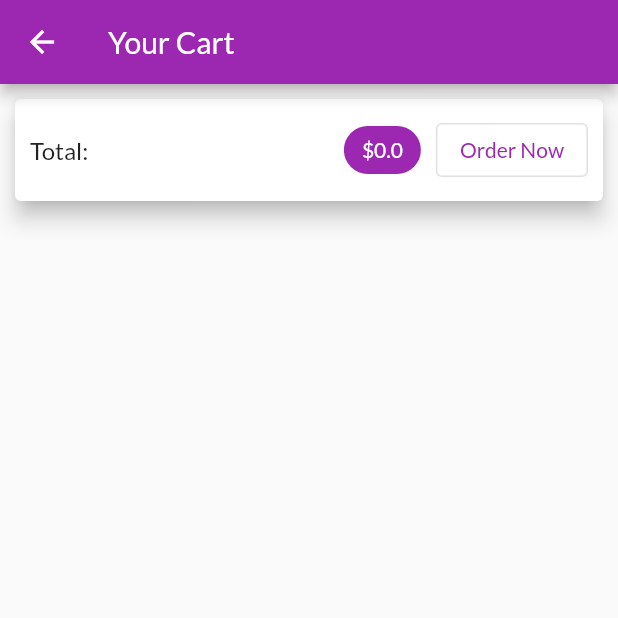
After one commit to RohitDwivedi97/shopping_app, a Flutter app: the CartScreen screen opened by its route, on a phone screen of 412 x 824 dp, the top half of it. The commit adds this screen. Run offline on Flutter 3.47's test engine with Material 2 defaults, Android fonts, the phone set to English and light mode, and no system bars; network calls fail.

Commit message:
Added cart screen for showing total price and order now button besides total price value.

```diff
--- a/lib/main.dart
+++ b/lib/main.dart
@@ -4,6 +4,7 @@ import './screens/products_overview_screen.dart';
 import './screens/product_detail_screen.dart';
 import './providers/products.dart';
 import './providers/cart.dart';
+import './screens/cart_screen.dart';
 
 void main() => runApp(MyApp());
 
@@ -29,6 +30,7 @@ class MyApp extends StatelessWidget {
           home: ProductsOverviewScreen(),
           routes: {
             ProductDetailScreen.routeName: (context) => ProductDetailScreen(),
+            CartScreen.routeName: (context) => CartScreen()
           }),
     );
   }
--- a/lib/providers/cart.dart
+++ b/lib/providers/cart.dart
@@ -41,6 +41,14 @@ class Cart with ChangeNotifier {
     notifyListeners();
   }
 
+  double get totalPrice {
+    var total = 0.0;
+    _items.forEach((key, cartItem) {
+      total += cartItem.quantity * cartItem.price;
+    });
+    return total;
+  }
+
   Map<String, CartItem> get items {
     return {..._items};
   }
--- /dev/null
+++ b/lib/screens/cart_screen.dart
@@ -0,0 +1,52 @@
+import 'package:flutter/material.dart';
+import 'package:provider/provider.dart';
+import '../providers/cart.dart';
+
+class CartScreen extends StatelessWidget {
+  static const routeName = '/cart-screen';
+
+  @override
+  Widget build(BuildContext context) {
+    final cart = Provider.of<Cart>(context);
+
+    return Scaffold(
+      appBar: AppBar(
+        title: const Text('Your Cart'),
+      ),
+      body: Column(
+        children: <Widget>[
+          Card(
+              elevation: 6,
+              margin: const EdgeInsets.all(10),
+              child: Padding(
+                padding: const EdgeInsets.all(10),
+                child: Row(
+                  mainAxisAlignment: MainAxisAlignment.spaceAround,
+                  children: [
+                    const Text(
+                      'Total: ',
+                      style: TextStyle(
+                        fontSize: 16,
+                      ),
+                    ),
+                    const Spacer(),
+                    Chip(
+                      label: Text(
+                        '\$${cart.totalPrice}',
+                        style: const TextStyle(color: Colors.white),
+                      ),
+                      backgroundColor: Theme.of(context).primaryColor,
+                    ),
+                    const SizedBox(width: 10),
+                    OutlinedButton(
+                      child: const Text('Order Now'),
+                      onPressed: () {},
+                    ),
+                  ],
+                ),
+              ))
+        ],
+      ),
+    );
+  }
+}
--- a/lib/screens/products_overview_screen.dart
+++ b/lib/screens/products_overview_screen.dart
@@ -30,7 +30,9 @@ class _ProductsOverviewScreenState extends State<ProductsOverviewScreen> {
             ),
             child:  IconButton(
                 icon: const Icon(Icons.shopping_cart),
-                onPressed: () {},
+                onPressed: () {
+                  Navigator.of(context).pushNamed('/cart-screen');
+                },
               ),
           ),
           PopupMenuButton(
```
